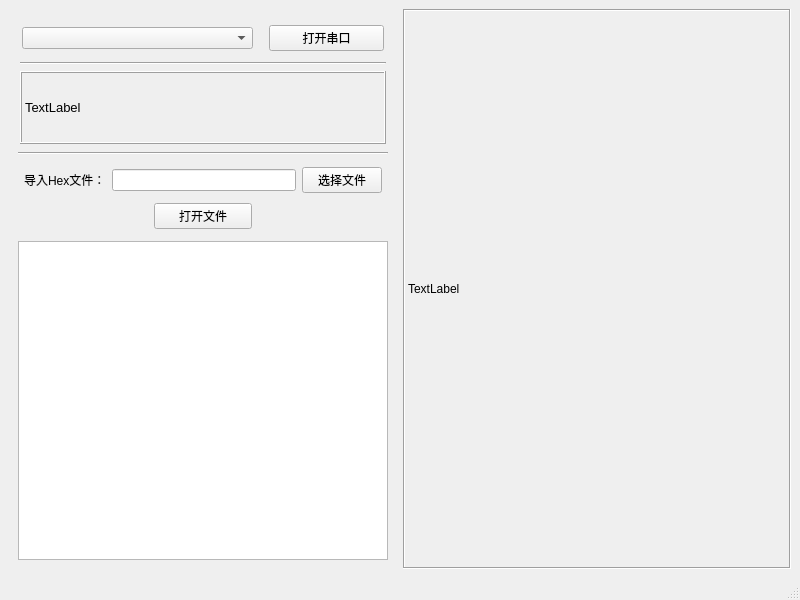
This is Mainwindow_Ui.ui in Riptide41/ComWriter as Qt 5 draws it before an edit. The edited form follows.
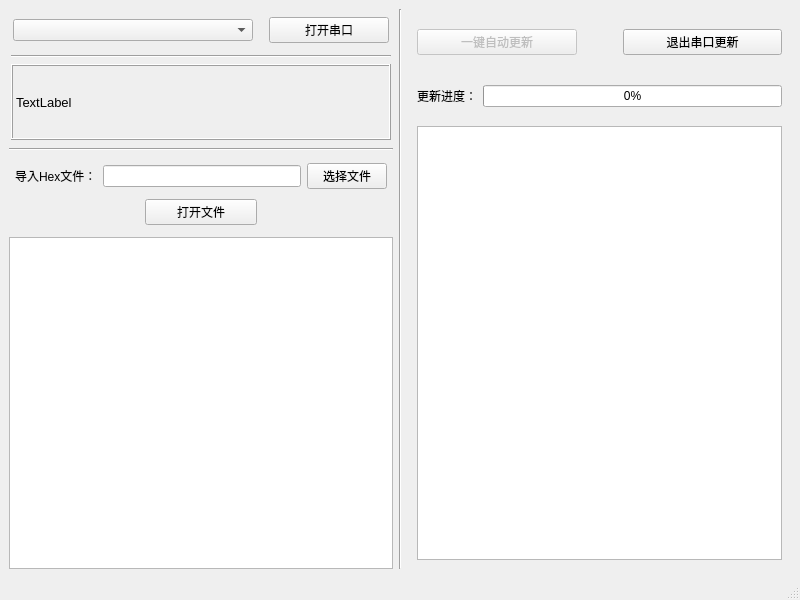
This is the edited form. Custom widgets are drawn as their Qt base class.

Diff of the .ui file:
```diff
--- a/Mainwindow_Ui.ui
+++ b/Mainwindow_Ui.ui
@@ -22,7 +22,7 @@
   <widget class="QWidget" name="centralwidget">
    <layout class="QHBoxLayout" name="horizontalLayout">
     <item>
-     <widget class="QFrame" name="">
+     <widget class="QFrame" name="frame">
       <property name="sizePolicy">
        <sizepolicy hsizetype="Preferred" vsizetype="Preferred">
         <horstretch>1</horstretch>
@@ -33,6 +33,18 @@
        <property name="sizeConstraint">
         <enum>QLayout::SetNoConstraint</enum>
        </property>
+       <property name="leftMargin">
+        <number>0</number>
+       </property>
+       <property name="topMargin">
+        <number>0</number>
+       </property>
+       <property name="rightMargin">
+        <number>0</number>
+       </property>
+       <property name="bottomMargin">
+        <number>0</number>
+       </property>
        <item>
         <widget class="QWidget" name="widget" native="true">
          <property name="sizePolicy">
@@ -314,9 +326,6 @@
               </widget>
              </item>
             </layout>
-            <zorder>widget_4</zorder>
-            <zorder>widget_4</zorder>
-            <zorder>widget_5</zorder>
            </widget>
           </item>
          </layout>
@@ -336,22 +345,166 @@
      </widget>
     </item>
     <item>
-     <widget class="QLabel" name="label">
+     <widget class="Line" name="line">
+      <property name="orientation">
+       <enum>Qt::Vertical</enum>
+      </property>
+     </widget>
+    </item>
+    <item>
+     <widget class="QWidget" name="widget_6" native="true">
       <property name="sizePolicy">
        <sizepolicy hsizetype="Preferred" vsizetype="Preferred">
         <horstretch>1</horstretch>
         <verstretch>0</verstretch>
        </sizepolicy>
       </property>
-      <property name="frameShape">
-       <enum>QFrame::Box</enum>
-      </property>
-      <property name="frameShadow">
-       <enum>QFrame::Sunken</enum>
-      </property>
-      <property name="text">
-       <string>TextLabel</string>
-      </property>
+      <layout class="QVBoxLayout" name="verticalLayout_4">
+       <property name="leftMargin">
+        <number>0</number>
+       </property>
+       <property name="topMargin">
+        <number>0</number>
+       </property>
+       <property name="rightMargin">
+        <number>0</number>
+       </property>
+       <property name="bottomMargin">
+        <number>0</number>
+       </property>
+       <item>
+        <widget class="QWidget" name="widget_7" native="true">
+         <property name="sizePolicy">
+          <sizepolicy hsizetype="Preferred" vsizetype="Preferred">
+           <horstretch>0</horstretch>
+           <verstretch>2</verstretch>
+          </sizepolicy>
+         </property>
+         <layout class="QVBoxLayout" name="verticalLayout_5">
+          <item>
+           <widget class="QFrame" name="frame_8">
+            <property name="sizePolicy">
+             <sizepolicy hsizetype="Preferred" vsizetype="Preferred">
+              <horstretch>0</horstretch>
+              <verstretch>1</verstretch>
+             </sizepolicy>
+            </property>
+            <property name="frameShape">
+             <enum>QFrame::NoFrame</enum>
+            </property>
+            <property name="frameShadow">
+             <enum>QFrame::Plain</enum>
+            </property>
+            <property name="lineWidth">
+             <number>1</number>
+            </property>
+            <property name="midLineWidth">
+             <number>1</number>
+            </property>
+            <layout class="QHBoxLayout" name="horizontalLayout_7">
+             <property name="leftMargin">
+              <number>0</number>
+             </property>
+             <property name="topMargin">
+              <number>0</number>
+             </property>
+             <property name="rightMargin">
+              <number>0</number>
+             </property>
+             <property name="bottomMargin">
+              <number>0</number>
+             </property>
+             <item>
+              <widget class="QPushButton" name="btn_autoupdate">
+               <property name="enabled">
+                <bool>false</bool>
+               </property>
+               <property name="text">
+                <string>一键自动更新</string>
+               </property>
+              </widget>
+             </item>
+             <item>
+              <spacer name="horizontalSpacer_3">
+               <property name="orientation">
+                <enum>Qt::Horizontal</enum>
+               </property>
+               <property name="sizeType">
+                <enum>QSizePolicy::Preferred</enum>
+               </property>
+               <property name="sizeHint" stdset="0">
+                <size>
+                 <width>40</width>
+                 <height>20</height>
+                </size>
+               </property>
+              </spacer>
+             </item>
+             <item>
+              <widget class="QPushButton" name="btn_exit">
+               <property name="text">
+                <string>退出串口更新</string>
+               </property>
+              </widget>
+             </item>
+            </layout>
+           </widget>
+          </item>
+          <item>
+           <widget class="QWidget" name="widget" native="true">
+            <property name="sizePolicy">
+             <sizepolicy hsizetype="Preferred" vsizetype="Preferred">
+              <horstretch>0</horstretch>
+              <verstretch>1</verstretch>
+             </sizepolicy>
+            </property>
+            <layout class="QHBoxLayout" name="horizontalLayout_6">
+             <property name="leftMargin">
+              <number>0</number>
+             </property>
+             <property name="topMargin">
+              <number>0</number>
+             </property>
+             <property name="rightMargin">
+              <number>0</number>
+             </property>
+             <property name="bottomMargin">
+              <number>0</number>
+             </property>
+             <item>
+              <widget class="QLabel" name="label_2">
+               <property name="text">
+                <string>更新进度：</string>
+               </property>
+              </widget>
+             </item>
+             <item>
+              <widget class="QProgressBar" name="progressBar">
+               <property name="value">
+                <number>0</number>
+               </property>
+              </widget>
+             </item>
+            </layout>
+           </widget>
+          </item>
+          <item>
+           <widget class="QPlainTextEdit" name="tb_update_info">
+            <property name="sizePolicy">
+             <sizepolicy hsizetype="Expanding" vsizetype="Expanding">
+              <horstretch>0</horstretch>
+              <verstretch>9</verstretch>
+             </sizepolicy>
+            </property>
+            <property name="readOnly">
+             <bool>true</bool>
+            </property>
+           </widget>
+          </item>
+         </layout>
+        </widget>
+       </item>
+      </layout>
      </widget>
     </item>
    </layout>
```
